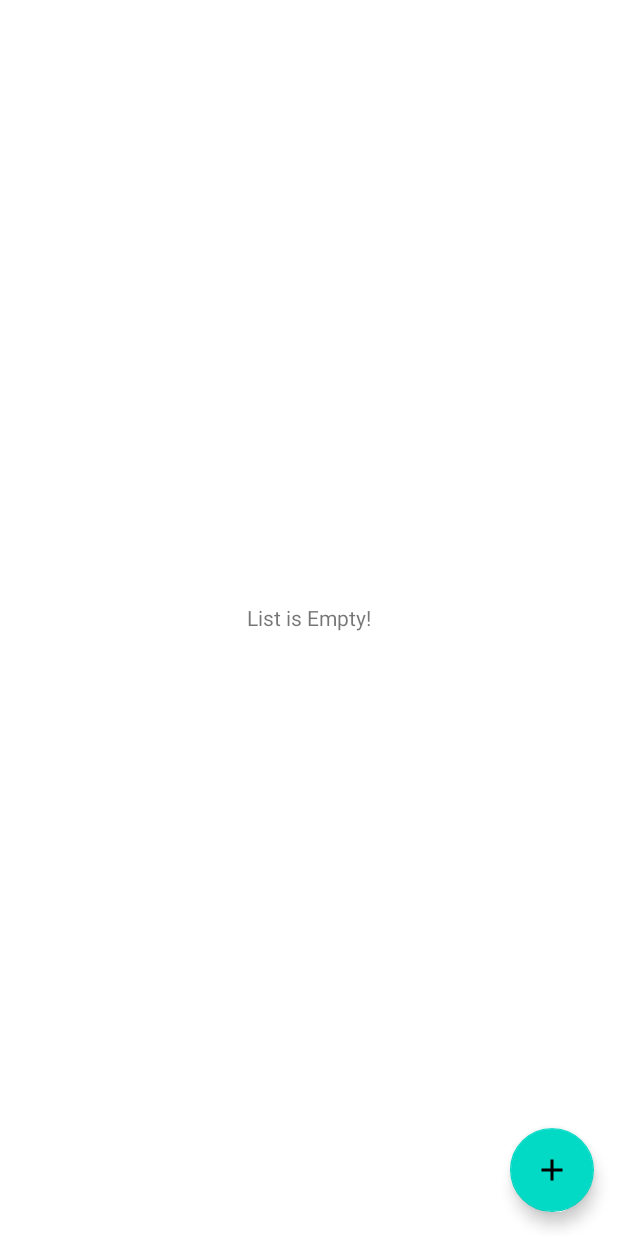
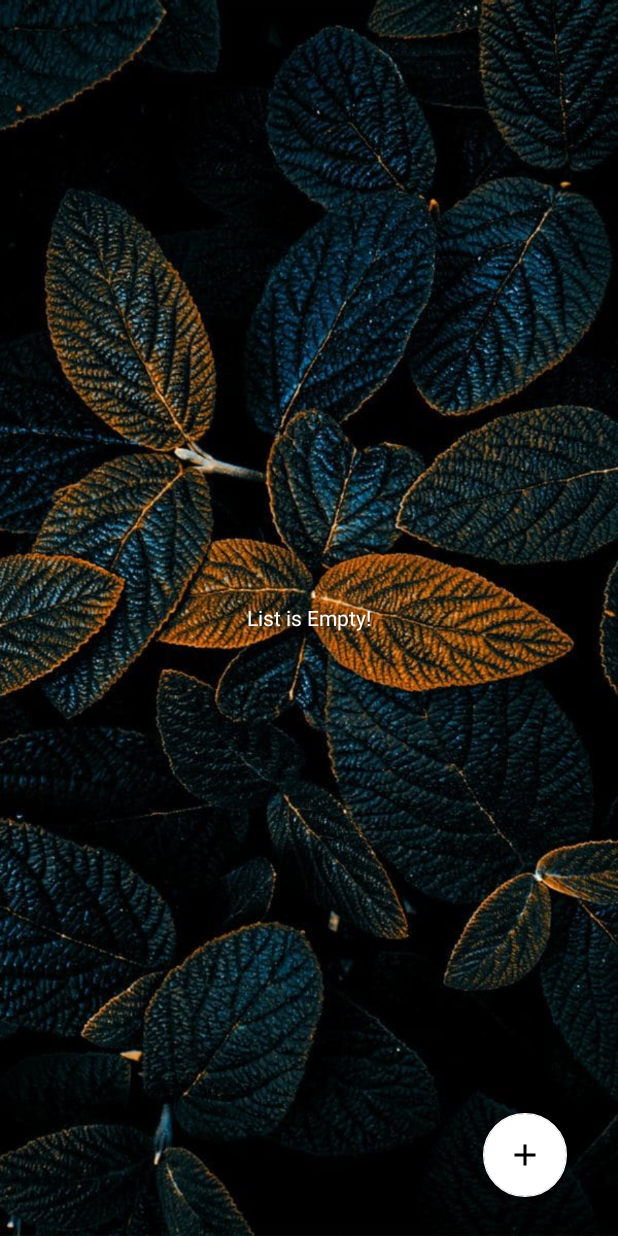
Before and after one commit to THIRUPATHI0305/smart_ration, an Android app: the sss screen opened directly, with no data from a screen before it, on a phone screen of 412 x 824 dp. Run offline under Robolectric (Android 15) with nearby library versions, the phone set to English and light mode, and no system bars; our stand-ins replace Firebase (no records; nobody signed in at launch, a user with empty details on screens opened directly).

Commit message:
first commit

```diff
--- a/app/src/main/res/layout/activity_sign_up.xml
+++ b/app/src/main/res/layout/activity_sign_up.xml
@@ -50,7 +50,7 @@
 
     <EditText
         android:id="@+id/signup_username"
-        android:layout_width="338dp"
+        android:layout_width="345dp"
         android:layout_height="wrap_content"
         android:layout_marginTop="20dp"
         android:background="@drawable/custom_edittext"
--- a/app/src/main/res/layout/add_note_dialog.xml
+++ b/app/src/main/res/layout/add_note_dialog.xml
@@ -10,7 +10,7 @@
         android:layout_marginEnd="10sp"
         android:layout_marginTop="5sp"
         android:id="@+id/titleLayout"
-        android:hint="Enter Product Name and date">
+        android:hint="Enter Product Name">
 
         <com.google.android.material.textfield.TextInputEditText
             android:layout_width="match_parent"
--- a/app/src/main/res/layout/sss.xml
+++ b/app/src/main/res/layout/sss.xml
@@ -4,6 +4,7 @@
     xmlns:tools="http://schemas.android.com/tools"
     android:layout_width="match_parent"
     android:layout_height="match_parent"
+    android:background="@drawable/rose"
     tools:context=".sss">
 
     <androidx.recyclerview.widget.RecyclerView
@@ -16,16 +17,22 @@
         android:layout_width="wrap_content"
         android:layout_height="wrap_content"
         android:layout_centerInParent="true"
+        android:textColor="@color/white"
         android:text="List is Empty!"
         android:id="@+id/empty"/>
 
     <com.google.android.material.floatingactionbutton.FloatingActionButton
-        android:layout_width="wrap_content"
+        android:id="@+id/addNote"
+        android:layout_width="88dp"
         android:layout_height="wrap_content"
         android:layout_alignParentEnd="true"
         android:layout_alignParentBottom="true"
-        android:layout_margin="16sp"
-        android:id="@+id/addNote"
-        android:src="@drawable/ic_baseline_add_24"/>
+        android:layout_marginStart="16sp"
+        android:layout_marginTop="16sp"
+        android:layout_marginEnd="34dp"
+        android:layout_marginBottom="26dp"
+        android:background="@color/white"
+        android:src="@drawable/ic_baseline_add_24"
+        app:backgroundTint="@color/white" />
 
 </RelativeLayout>
```
Also changed, not shown: app/src/main/res/layout/activity_profile.xml (+7 -0 lines), app/src/main/res/layout/update_popup.xml (deleted, +0 -88 lines).
